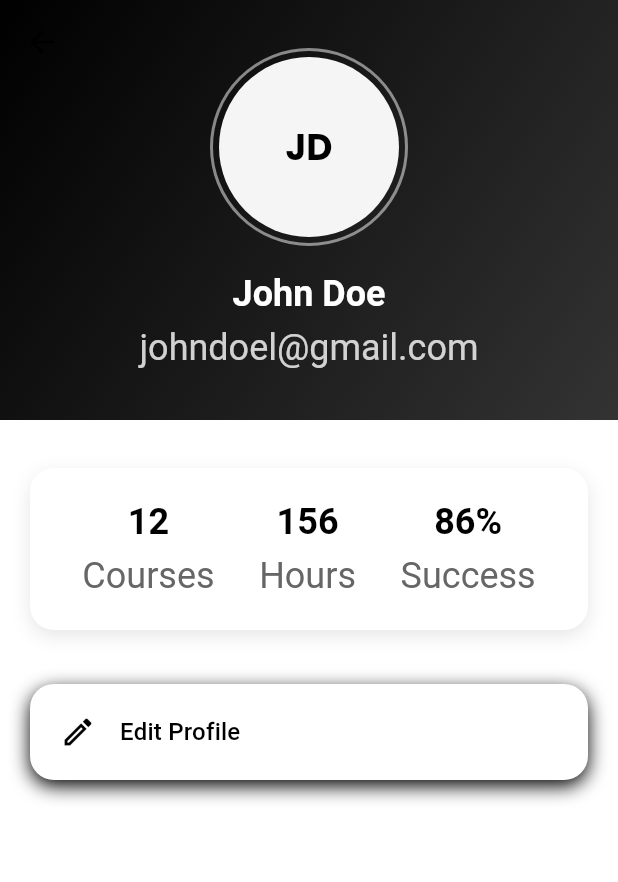
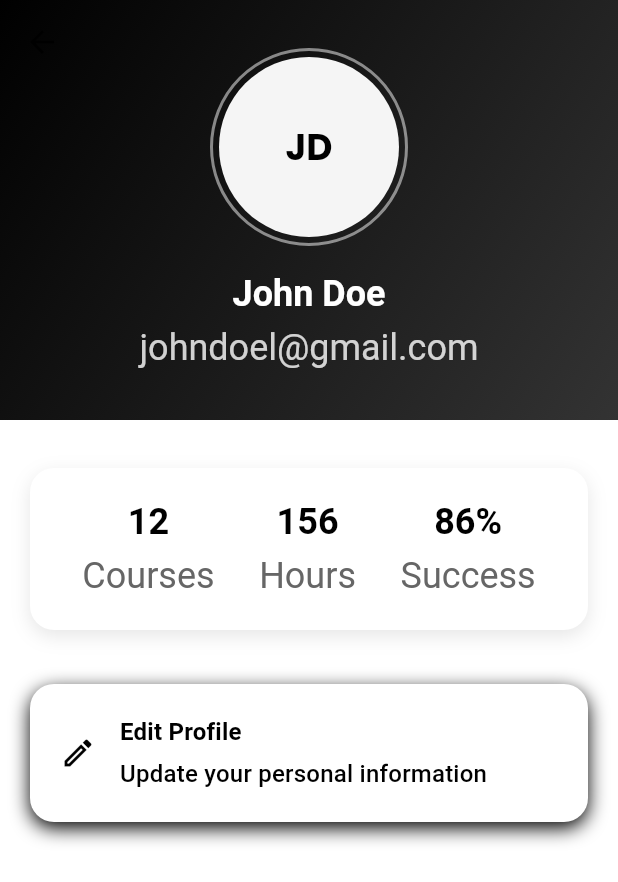
Before and after one commit to msbzz/E_LEARNING_APP, a Flutter app: the ProfileScreen screen opened by its route, on a phone screen of 412 x 824 dp. Shown: the top 882 px of the screen. Run offline on Flutter 3.47's test engine with Material 3 defaults, Android fonts, the phone set to English and light mode, and no system bars; our stand-ins replace bloc, cached_network_image, equatable, flutter_bloc, get, get_storage and 3 more; accounts and stored records are empty.

Commit message:
Profile Screen part6

```diff
--- a/lib/views/profile/widgets/profile_options_card.dart
+++ b/lib/views/profile/widgets/profile_options_card.dart
@@ -52,6 +52,14 @@ class ProfileOptionsCard extends StatelessWidget {
                           color: isDestruction
                               ? AppColors.error
                               : AppColors.primary,
+                          fontWeight: FontWeight.bold,
+                        ),
+                      ),
+                      const SizedBox(height: 4),
+                      Text(
+                        subtitle,
+                        style: theme.textTheme.titleMedium?.copyWith(
+                          color: AppColors.primary,
                         ),
                       ),
                     ],
```
